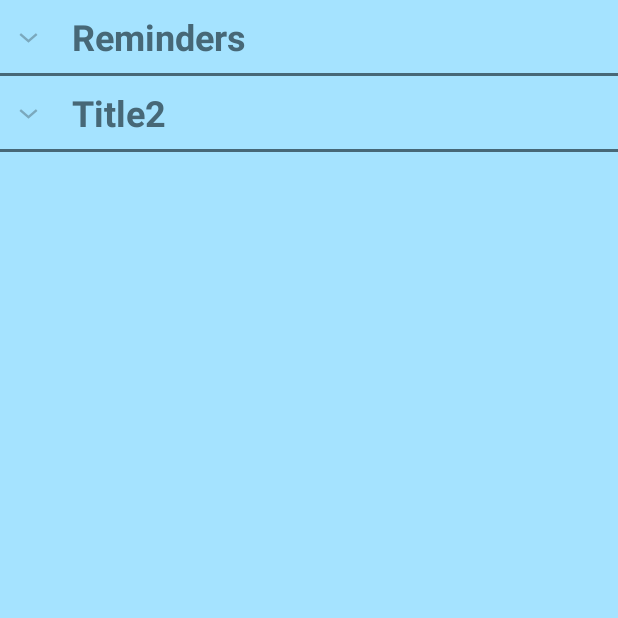
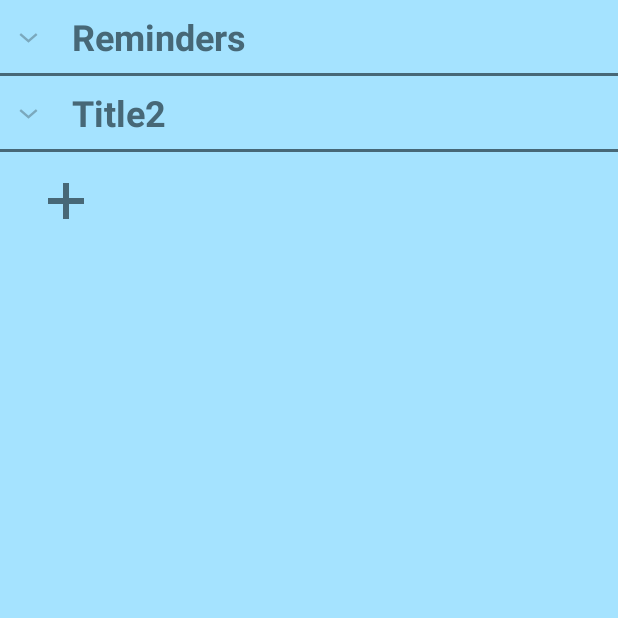
Before and after one commit to Jonas-I/Reminder-Application, an Android app: the screen it shows after launch (MainActivity), on a phone screen of 412 x 824 dp, the top half of it. Run offline under Robolectric (Android 15) with nearby library versions, the light colour scheme and no system bars.

Commit message:
Added '+' button to add reminders/lists

```diff
--- /dev/null
+++ b/GroupProject/GLM/app/src/main/res/drawable/ic_plus.xml
@@ -0,0 +1,9 @@
+<vector xmlns:android="http://schemas.android.com/apk/res/android"
+    android:width="24dp"
+    android:height="24dp"
+    android:viewportWidth="24"
+    android:viewportHeight="24">
+  <path
+      android:fillColor="#476877"
+      android:pathData="M24,10h-10v-10h-4v10h-10v4h10v10h4v-10h10z"/>
+</vector>
--- a/GroupProject/GLM/app/src/main/res/layout/activity_main.xml
+++ b/GroupProject/GLM/app/src/main/res/layout/activity_main.xml
@@ -10,11 +10,30 @@
 
     <ExpandableListView
         android:id="@+id/ExpandLV"
-        android:layout_height="match_parent"
+        android:layout_height="wrap_content"
         android:layout_width="match_parent"
         android:divider="#476877"
         android:dividerHeight="2dp">
     </ExpandableListView>
 
+    <View
+        android:id="@+id/dividerView"
+        android:layout_width="match_parent"
+        android:layout_height="2dp"
+        android:layout_below="@id/ExpandLV"
+        android:background="#476877"/>
+
+    <Button
+        android:id="@+id/createButton"
+        style="@style/Widget.AppCompat.Button.Borderless"
+        android:layout_width="wrap_content"
+        android:layout_height="25dp"
+        android:layout_below="@id/dividerView"
+        android:layout_marginTop="20dp"
+        android:divider="#476877"
+        android:dividerHeight="2dp"
+        android:drawableStart="@drawable/ic_plus"
+        android:layout_marginStart="20dp"/>
+
 
 </RelativeLayout>
--- a/GroupProject/GLM/app/src/main/res/layout/reminder_item.xml
+++ b/GroupProject/GLM/app/src/main/res/layout/reminder_item.xml
@@ -33,4 +33,6 @@
         android:layout_width="match_parent"
         android:layout_height="wrap_content"/>
 
+
+
 </LinearLayout>
--- a/GroupProject/GLM/app/src/main/res/layout/reminder_list.xml
+++ b/GroupProject/GLM/app/src/main/res/layout/reminder_list.xml
@@ -17,4 +17,5 @@
 
     </TextView>
 
+
 </LinearLayout>
```
Also changed, not shown: GroupProject/GLM/app/src/main/java/edu/qc/seclass/glm/MainActivity.java (+33 -0 lines), GroupProject/GLM/app/src/main/res/layout/create_menu.xml (added, +58 -0 lines).
